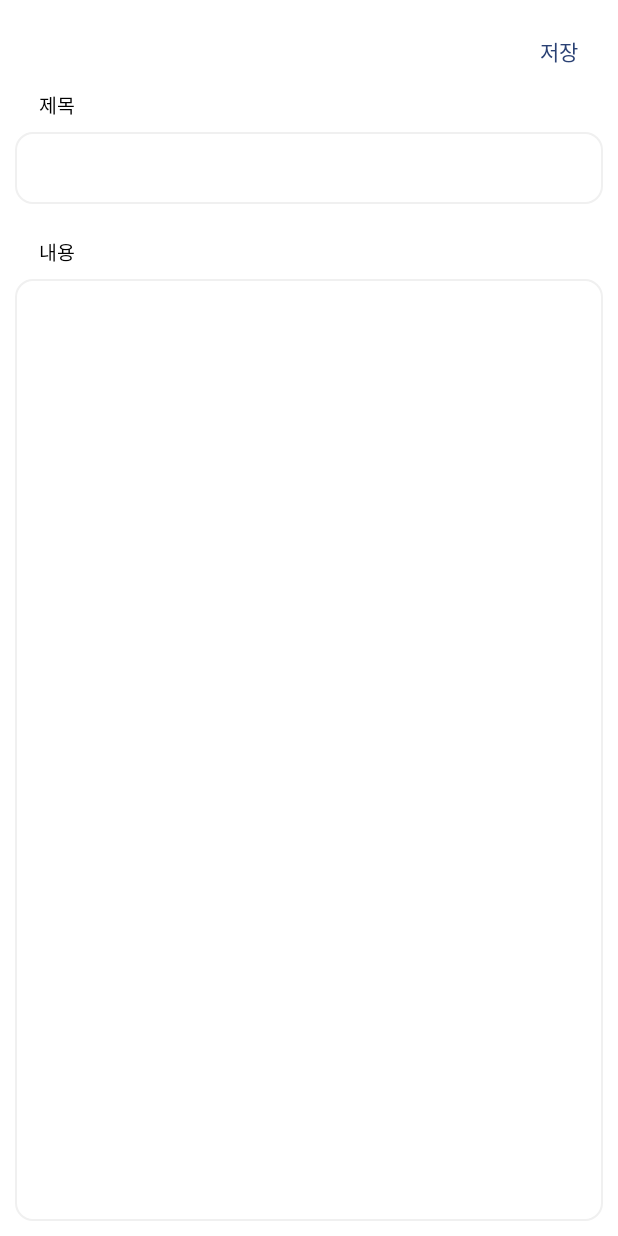
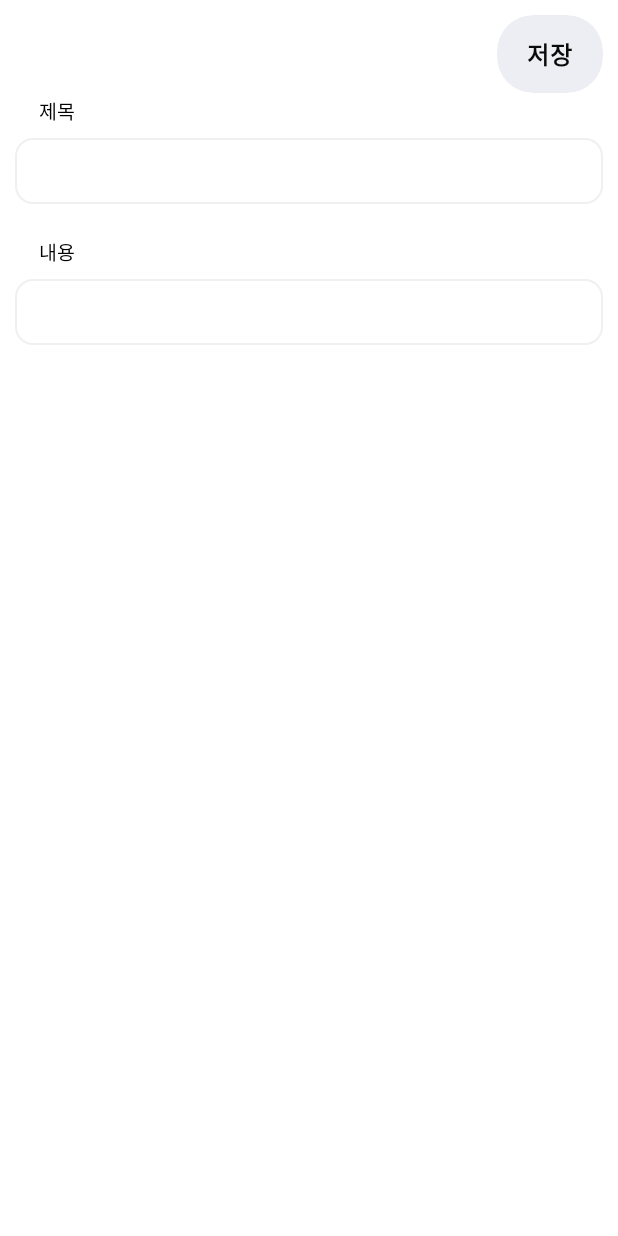
Before and after one commit to holrosky/Memo, an Android app built with Jetpack Compose: the composable AddMemoScreen shown on its own in the app's theme, on a phone screen of 412 x 824 dp. Run offline under Robolectric (Android 15) with nearby library versions, the phone set to English and light mode, and no system bars.

Commit message:
Implement CustomTextButton component and modify CustomTextFieldWithLabel
- Add a new CustomTextButton Composable
- modify CustomTextFieldWithLabel padding values,and add medium font-face to label text

```diff
--- /dev/null
+++ b/app/src/main/java/com/qcells/memo/ui/component/CustomTextButton.kt
@@ -0,0 +1,59 @@
+package com.qcells.memo.ui.component
+
+import androidx.compose.foundation.background
+import androidx.compose.foundation.clickable
+import androidx.compose.foundation.layout.Box
+import androidx.compose.foundation.layout.padding
+import androidx.compose.foundation.shape.RoundedCornerShape
+import androidx.compose.material.ripple.LocalRippleTheme
+import androidx.compose.material3.Text
+import androidx.compose.runtime.Composable
+import androidx.compose.runtime.CompositionLocalProvider
+import androidx.compose.ui.Modifier
+import androidx.compose.ui.draw.clip
+import androidx.compose.ui.text.font.FontWeight
+import androidx.compose.ui.tooling.preview.Preview
+import androidx.compose.ui.unit.dp
+import androidx.compose.ui.unit.sp
+import com.qcells.memo.ui.theme.ButtonPressed
+import com.qcells.memo.ui.theme.CustomRippleTheme
+import com.qcells.memo.ui.theme.Gray300
+import com.qcells.memo.ui.theme.Gray950
+
+@Composable
+fun CustomTextButton(
+    modifier: Modifier = Modifier,
+    buttonText: String,
+    onClick: () -> Unit,
+) {
+    // https://developer.android.com/reference/kotlin/androidx/compose/material/ripple/package-summary 참고하여 구현하였다.
+    CompositionLocalProvider(LocalRippleTheme provides CustomRippleTheme(rippleColor = ButtonPressed)) {
+        Box(
+            modifier = modifier
+                // 클릭시 ripple 효과가 Box 전체 사각형 모양으로 노출되는 것을 막아주기 위해 사용했다.
+                .clip(shape = RoundedCornerShape(24.dp))
+                .clickable {
+                    onClick()
+                }
+                .background(
+                    color = Gray300,
+                    shape = RoundedCornerShape(24.dp)
+                )
+                .padding(vertical = 14.dp, horizontal = 20.dp)
+
+        ) {
+            Text(
+                text = buttonText,
+                fontSize = 16.sp,
+                fontWeight = FontWeight.Bold,
+                color = Gray950
+            )
+        }
+    }
+}
+
+@Preview
+@Composable
+fun CustomTextButtonPreview() {
+    CustomTextButton(buttonText = "asdjklkdaskdd") {}
+}
--- a/app/src/main/java/com/qcells/memo/ui/component/CustomTextFieldWithLabel.kt
+++ b/app/src/main/java/com/qcells/memo/ui/component/CustomTextFieldWithLabel.kt
@@ -21,6 +21,7 @@ import androidx.compose.ui.Modifier
 import androidx.compose.ui.focus.onFocusChanged
 import androidx.compose.ui.platform.LocalFocusManager
 import androidx.compose.ui.text.TextStyle
+import androidx.compose.ui.text.font.FontWeight
 import androidx.compose.ui.tooling.preview.Preview
 import androidx.compose.ui.unit.dp
 import androidx.compose.ui.unit.sp
@@ -34,10 +35,8 @@ fun CustomTextFieldWithLabel(
     modifier: Modifier = Modifier,
     label: String = "",
     text: String = "",
-    singleLine: Boolean = false,
     onValueChange: (String) -> Unit,
 ) {
-
     val focusManager = LocalFocusManager.current
 
     /**
@@ -47,7 +46,7 @@ fun CustomTextFieldWithLabel(
      * CustomTextFieldWithLabel 의 포커싱 상태 값이 변하는 것은 다른 한개의 CustomTextFieldWithLabel 과는 전혀 상관이 없다.
      * 따라서 호이스팅을 하게 되면 영향을 받지 않는 다른 CustomTextFieldWithLabel 까지도 recomposition 이
      * 발생하므로 불필요한 recomposition 을 줄이기 위해 호이스팅을 하지 않았다
-    **/
+     **/
     var isActive by rememberSaveable { mutableStateOf(true) }
 
     Column(
@@ -72,7 +71,7 @@ fun CustomTextFieldWithLabel(
          **/
 
         BasicTextField(
-            modifier = modifier
+            modifier = Modifier
                 .onFocusChanged { focusState ->
                     isActive = focusState.isFocused
                 },
@@ -81,7 +80,6 @@ fun CustomTextFieldWithLabel(
                 color = if (isActive) Gray950 else Gray750,
                 fontSize = 14.sp,
             ),
-            singleLine = singleLine,
             onValueChange = {
                 onValueChange(it)
             },
@@ -93,7 +91,7 @@ fun CustomTextFieldWithLabel(
             ),
             decorationBox = { innerTextField ->
                 Box(
-                    modifier = Modifier
+                    modifier = modifier
                         .border(
                             width = 1.dp,
                             color = if (isActive) ActiveBorder else Gray100,
@@ -101,8 +99,8 @@ fun CustomTextFieldWithLabel(
                         )
                         .padding(
                             start = 16.dp,
-                            top = 16.dp,
-                            bottom = 16.dp,
+                            top = 14.dp,
+                            bottom = 14.dp,
                             end = 40.dp
                         )
                 ) {
@@ -123,6 +121,7 @@ fun Label(
         modifier = modifier,
         text = label,
         fontSize = 13.sp,
+        fontWeight = FontWeight.Medium,
         maxLines = 1,
     )
 }
--- a/app/src/main/java/com/qcells/memo/ui/memo/MemoContent.kt
+++ b/app/src/main/java/com/qcells/memo/ui/memo/MemoContent.kt
@@ -3,18 +3,14 @@ package com.qcells.memo.ui.memo
 import androidx.activity.compose.BackHandler
 import androidx.compose.foundation.layout.Column
 import androidx.compose.foundation.layout.Spacer
-import androidx.compose.foundation.layout.fillMaxSize
 import androidx.compose.foundation.layout.fillMaxWidth
 import androidx.compose.foundation.layout.height
 import androidx.compose.foundation.layout.padding
-import androidx.compose.foundation.text.BasicTextField
-import androidx.compose.material3.OutlinedTextField
-import androidx.compose.material3.Text
-import androidx.compose.material3.TextButton
 import androidx.compose.runtime.Composable
 import androidx.compose.ui.Alignment
 import androidx.compose.ui.Modifier
 import androidx.compose.ui.unit.dp
+import com.qcells.memo.ui.component.CustomTextButton
 import com.qcells.memo.ui.component.CustomTextFieldWithLabel
 
 @Composable
@@ -32,7 +28,8 @@ fun MemoContent(
         horizontalAlignment = Alignment.End,
     ) {
 
-        SaveMemoButton(
+        CustomTextButton(
+            buttonText = "저장",
             onClick = {
                 onSaveClick()
             }
@@ -42,7 +39,6 @@ fun MemoContent(
             modifier = Modifier.fillMaxWidth(),
             text = title,
             label = "제목",
-            singleLine = true,
             onValueChange = {
                 onTitleValueChange(it)
             }
@@ -51,7 +47,7 @@ fun MemoContent(
         Spacer(modifier = Modifier.height(20.dp))
 
         CustomTextFieldWithLabel(
-            modifier = Modifier.fillMaxSize(),
+            modifier = Modifier.fillMaxWidth(),
             text = content,
             label = "내용",
             onValueChange = {
@@ -64,35 +60,3 @@ fun MemoContent(
         onBack = onBackButtonClick
     )
 }
-
-@Composable
-fun SaveMemoButton(
-    onClick: () -> Unit,
-    modifier: Modifier = Modifier
-) {
-    TextButton(
-        modifier = modifier,
-        onClick = {
-            onClick()
-        }
-    ) {
-        Text(
-            text = "저장"
-        )
-    }
-}
-
-@Composable
-fun CustomTextField(
-    text: String,
-    label: String,
-    onValueChange: (String) -> Unit,
-    modifier: Modifier = Modifier
-) {
-    OutlinedTextField(
-        modifier = modifier,
-        value = text,
-        label = { Text(label) },
-        onValueChange = onValueChange
-    )
-}
--- a/app/src/main/java/com/qcells/memo/ui/theme/Color.kt
+++ b/app/src/main/java/com/qcells/memo/ui/theme/Color.kt
@@ -14,4 +14,6 @@ val Pink40 = Color(0xFF7D5260)
 val Gray100 = Color(0xFFF0F0F0)
 val Gray950 = Color(0xFF0A0A0A)
 val Gray750 = Color(0xFF8B8B8B)
+val Gray300 = Color(0xFFEDEEF3)
+val ButtonPressed = Color(0xFFD6D7DC)
 val ActiveBorder = Color(0xFF4B72D2)
--- a/app/src/main/java/com/qcells/memo/ui/theme/Theme.kt
+++ b/app/src/main/java/com/qcells/memo/ui/theme/Theme.kt
@@ -3,6 +3,8 @@ package com.qcells.memo.ui.theme
 import android.app.Activity
 import android.os.Build
 import androidx.compose.foundation.isSystemInDarkTheme
+import androidx.compose.material.ripple.RippleAlpha
+import androidx.compose.material.ripple.RippleTheme
 import androidx.compose.material3.MaterialTheme
 import androidx.compose.material3.darkColorScheme
 import androidx.compose.material3.dynamicDarkColorScheme
@@ -10,6 +12,7 @@ import androidx.compose.material3.dynamicLightColorScheme
 import androidx.compose.material3.lightColorScheme
 import androidx.compose.runtime.Composable
 import androidx.compose.runtime.SideEffect
+import androidx.compose.ui.graphics.Color
 import androidx.compose.ui.graphics.toArgb
 import androidx.compose.ui.platform.LocalContext
 import androidx.compose.ui.platform.LocalView
@@ -57,3 +60,20 @@ fun MemoTheme(
         content = content
     )
 }
+
+class CustomRippleTheme(
+    private val rippleColor: Color
+) : RippleTheme {
+    @Composable
+    override fun defaultColor() = RippleTheme.defaultRippleColor(
+        rippleColor,
+        lightTheme = true
+    )
+
+    @Composable
+    override fun rippleAlpha(): RippleAlpha =
+        RippleTheme.defaultRippleAlpha(
+            rippleColor,
+            lightTheme = true
+        )
+}
```
